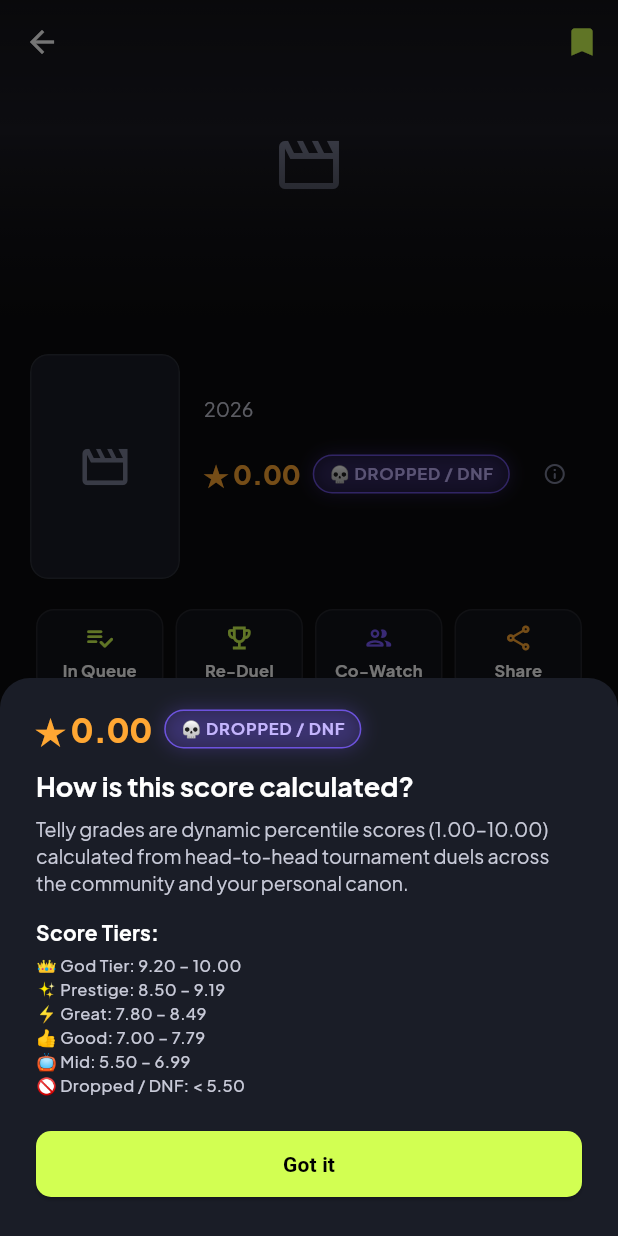
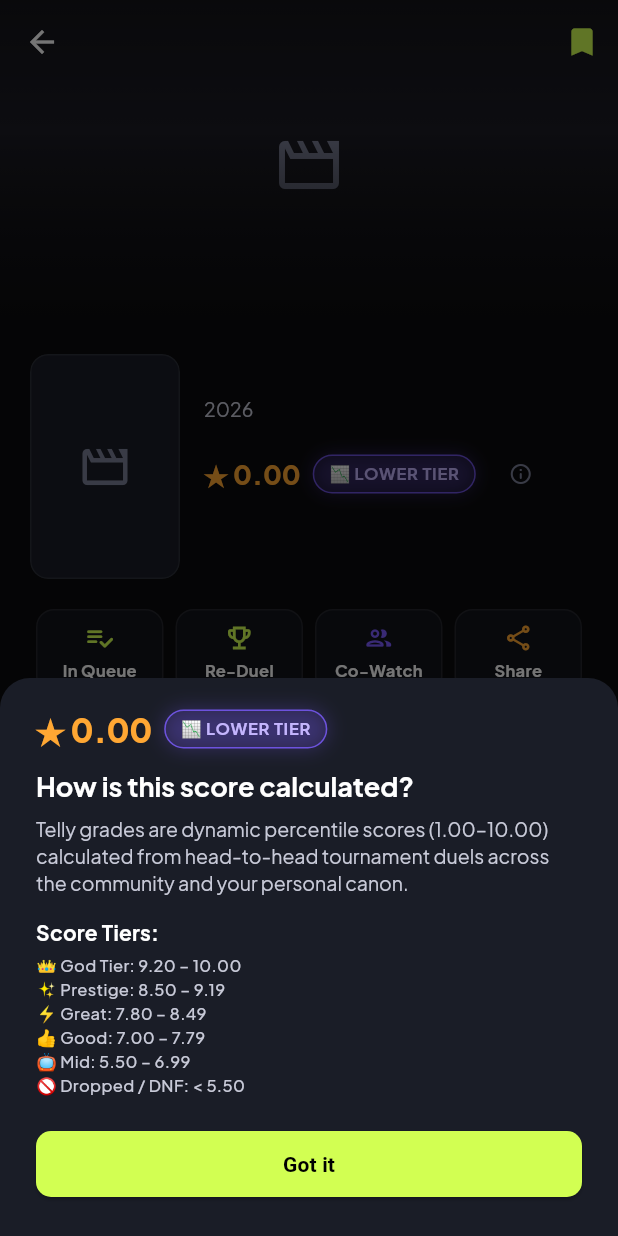
Before and after one commit to kandraos3/Telly, a Flutter app: the ShowDetailScreen screen opened directly with empty values, after a tap on the "bookmark outline" icon, after a tap on the "info outline" icon, on a phone screen of 412 x 824 dp. Run offline on Flutter 3.47's test engine with Material 3 defaults, Android fonts, the phone set to English and light mode, and no system bars; our stand-ins replace cached_network_image, connectivity_plus, csv, dio, drift, file_picker and 13 more; missing offline and left inert: posthog_flutter; accounts and stored records are empty; generated files the repository leaves out were written again; network calls fail.

Commit message:
fix(ranking): [ALGO-SCORE-01] decouple lower ranks from Dropped/DNF tier and introduce Lower Tier for completed entries

```diff
--- a/lib/features/ranking/domain/canon_tier.dart
+++ b/lib/features/ranking/domain/canon_tier.dart
@@ -8,7 +8,8 @@
   great(label: 'Great Tier', emoji: '👍', minScore: 7.80),
   good(label: 'Good / Fun', emoji: '🍿', minScore: 7.00),
   mid(label: 'Mid / Filler', emoji: '🤷', minScore: 5.50),
-  dropped(label: 'Dropped / DNF', emoji: '💀', minScore: 1.00);
+  lower(label: 'Lower Tier', emoji: '📉', minScore: 1.00),
+  dropped(label: 'Dropped / DNF', emoji: '💀', minScore: 0.00);
 
   final String label;
   final String emoji;
@@ -23,17 +24,22 @@
   }
 
   /// Human-readable range, e.g. `8.50 – 9.19` or `< 5.50`.
-  String get rangeLabel => this == CanonTier.dropped
-      ? '< ${CanonTier.mid.minScore.toStringAsFixed(2)}'
-      : '${minScore.toStringAsFixed(2)} – ${maxScore.toStringAsFixed(2)}';
+  String get rangeLabel {
+    if (this == CanonTier.dropped) return 'DNF';
+    if (this == CanonTier.lower) return '< ${CanonTier.mid.minScore.toStringAsFixed(2)}';
+    return '${minScore.toStringAsFixed(2)} – ${maxScore.toStringAsFixed(2)}';
+  }
 
   /// Classifies a score. Scores are compared at 2-decimal display precision so a
   /// stored `9.20` is always God Tier regardless of floating-point noise.
-  static CanonTier fromScore(double score) {
+  /// Completed canon entries are never assigned [CanonTier.dropped] unless [isAbandoned] is true.
+  static CanonTier fromScore(double score, {bool isAbandoned = false}) {
+    if (isAbandoned) return CanonTier.dropped;
     final s = (score * 100).round() / 100;
     for (final tier in CanonTier.values) {
+      if (tier == CanonTier.dropped) continue;
       if (s >= tier.minScore) return tier;
     }
-    return CanonTier.dropped;
+    return CanonTier.lower;
   }
 }
--- a/lib/features/ranking/presentation/widgets/canon_tier_style.dart
+++ b/lib/features/ranking/presentation/widgets/canon_tier_style.dart
@@ -12,6 +12,7 @@
         CanonTier.great => TellyColors.tierGreatStart,
         CanonTier.good => TellyColors.tierGoodStart,
         CanonTier.mid => TellyColors.tierMidStart,
+        CanonTier.lower => const Color(0xFF64748B),
         CanonTier.dropped => TellyColors.tierDroppedStart,
       };
 
@@ -21,6 +22,7 @@
         CanonTier.great => TellyColors.tierGreatEnd,
         CanonTier.good => TellyColors.tierGoodEnd,
         CanonTier.mid => TellyColors.tierMidEnd,
+        CanonTier.lower => const Color(0xFF475569),
         CanonTier.dropped => TellyColors.tierDroppedEnd,
       };
 
```
Also changed, not shown: lib/features/ranking/domain/score_curve_calculator.dart (+11 -6 lines), 1 other file.
